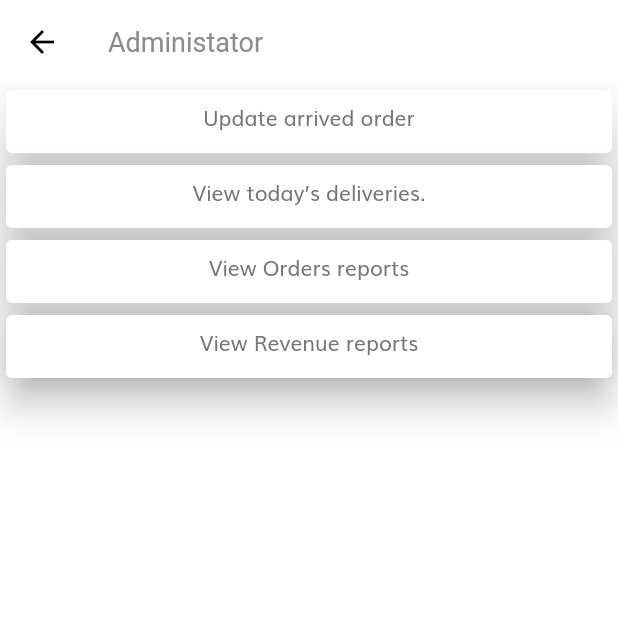
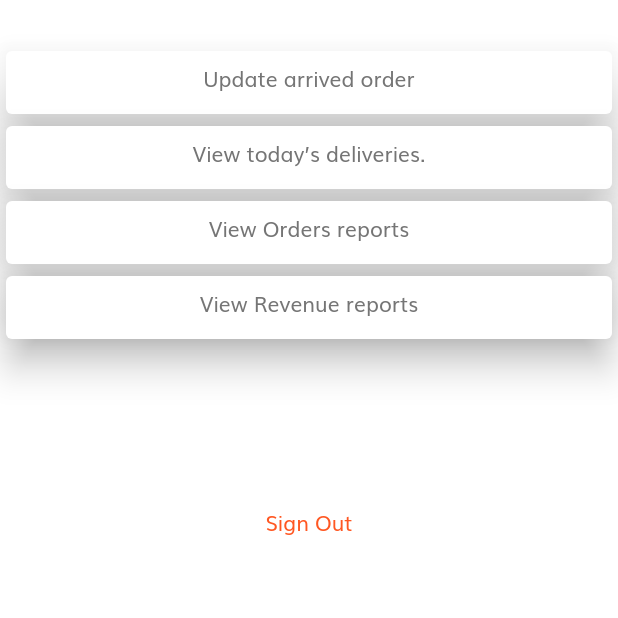
Before and after one commit to Kevin-wa-weru/OnlineShop, a Flutter app: the AdminView screen opened directly, on a phone screen of 412 x 824 dp, the top half of it. Run offline on Flutter 3.47's test engine with Material 2 defaults, Android fonts, the phone set to English and light mode, and no system bars; our stand-ins replace cloud_firestore, cloud_functions, firebase_auth, firebase_core, firebase_messaging, fl_chart and 1 more; missing offline and left inert: mpesa_flutter_plugin, truncate; accounts and stored records are empty.

```diff
--- a/lib/screens/Administrator/adminview.dart
+++ b/lib/screens/Administrator/adminview.dart
@@ -5,6 +5,9 @@ import 'todaysdelivery.dart';
 import 'deliveryforadeport.dart';
 import 'viewuser.dart';
 import '../Administrator/revenue.dart';
+import 'package:cloud_firestore/cloud_firestore.dart';
+import 'package:firebase_auth/firebase_auth.dart';
+import '../sign_in/sign_in_screen.dart';
 
 class AdminView extends StatefulWidget {
   @override
@@ -12,14 +15,87 @@ class AdminView extends StatefulWidget {
 }
 
 class _AdminViewState extends State<AdminView> {
+  var totalfastpay = 0;
+  var totalsharedpay = 0;
+  var apprevenue = 0;
+  var fastpercent;
+  var sharedpercent;
+  getAnalysis() async {
+    // setState(() {
+    //   loader = true;
+    //   // chartloader = true;
+    // });
+
+    FirebaseFirestore.instance
+        .collection('sharedorders')
+        .get()
+        .then((QuerySnapshot querySnapshot) => {
+              querySnapshot.docs.forEach((doc) {
+                print(doc["TotalPaid"]);
+                var ty = doc["TotalPaid"];
+                setState(() {
+                  totalfastpay = totalfastpay + ty;
+                  apprevenue = totalfastpay + totalsharedpay;
+                  getpercent();
+                  // fastpercent = totalfastpay / apprevenue * 100;
+                  // sharedpercent = totalsharedpay / apprevenue * 100;
+                });
+
+                // var _lister = doc["TotalPaid"].toList();
+                // print(_lister.toString());
+                // // var _list = puffy.values.toList();
+                // fast.add(value)
+              })
+            });
+    FirebaseFirestore.instance
+        .collection('fastorders')
+        .get()
+        .then((QuerySnapshot querySnapshot) => {
+              querySnapshot.docs.forEach((doc) {
+                print(doc["TotalPaid"]);
+                var dy = doc["TotalPaid"];
+                setState(() {
+                  totalsharedpay = totalsharedpay + dy;
+                  apprevenue = totalfastpay + totalsharedpay;
+                  getpercent();
+                });
+              })
+            });
+    setState(() {
+      // getpercent();
+      PieData.data.add(
+        Data(name: 'Shared Orders', percent: sharedpercent, color: Colors.red),
+      );
+      PieData.data.add(
+        Data(name: 'Fast Orders', percent: 25, color: const Color(0xff13d38e)),
+      );
+    });
+  }
+
+  Future getpercent() {
+    setState(() {
+      fastpercent = totalfastpay / apprevenue * 100;
+      sharedpercent = totalsharedpay / apprevenue * 100;
+      print('FPercent' + fastpercent.toString());
+    });
+
+    setState(() {});
+  }
+
+  @override
+  void initState() {
+    getAnalysis();
+    super.initState();
+  }
+
   @override
   Widget build(BuildContext context) {
     return Scaffold(
-        appBar: AppBar(
-          title: Text("Administator"),
-        ),
         body: ListView(
       children: [
+        SizedBox(
+          height: 30,
+        ),
         GestureDetector(
           onTap: () {
             Navigator.push(
@@ -94,7 +170,13 @@ class _AdminViewState extends State<AdminView> {
             Navigator.push(
                 context,
                 MaterialPageRoute(
-                      builder: (context) => Revenue(),
+                  builder: (context) => Revenue(
+                    fpercent: fastpercent.toStringAsFixed(2),
+                    spercent: sharedpercent.toStringAsFixed(2),
+                    stotal: totalsharedpay,
+                    ftotal: totalfastpay,
+                    apprevenue: apprevenue,
+                  ),
                 ));
             // Revenue(),
           },
@@ -113,6 +195,30 @@ class _AdminViewState extends State<AdminView> {
                 ),
               )),
         ),
+        SizedBox(
+          height: 100,
+        ),
+        GestureDetector(
+          onTap: () {
+            FirebaseAuth.instance.signOut();
+
+            // SignInScreen();
+            Navigator.pushReplacement(
+                context,
+                MaterialPageRoute(
+                  builder: (context) => SignInScreen(),
+                ));
+          },
+          child: Padding(
+            padding: const EdgeInsets.all(8.0),
+            child: Center(
+              child: Text(
+                "Sign Out",
+                style: TextStyle(color: Colors.deepOrange),
+              ),
+            ),
+          ),
+        ),
       ],
     ));
   }
--- a/lib/screens/Administrator/sign.dart
+++ b/lib/screens/Administrator/sign.dart
@@ -118,6 +118,7 @@ class _SignFormState extends State<SignForm> {
                           _formKey.currentState.save();
                           // if all are valid then go to success screen
                           // _submitForm();
+
                           Navigator.push(
                               context,
                               MaterialPageRoute(
```
Also changed, not shown: lib/screens/Administrator/revenue.dart (+104 -91 lines), lib/screens/sign_in/components/sign_form.dart (+14 -5 lines), lib/screens/sign_in/sign_up/components/body.dart (+0 -14 lines). Lines whose indentation alone changed are shown as unchanged.
